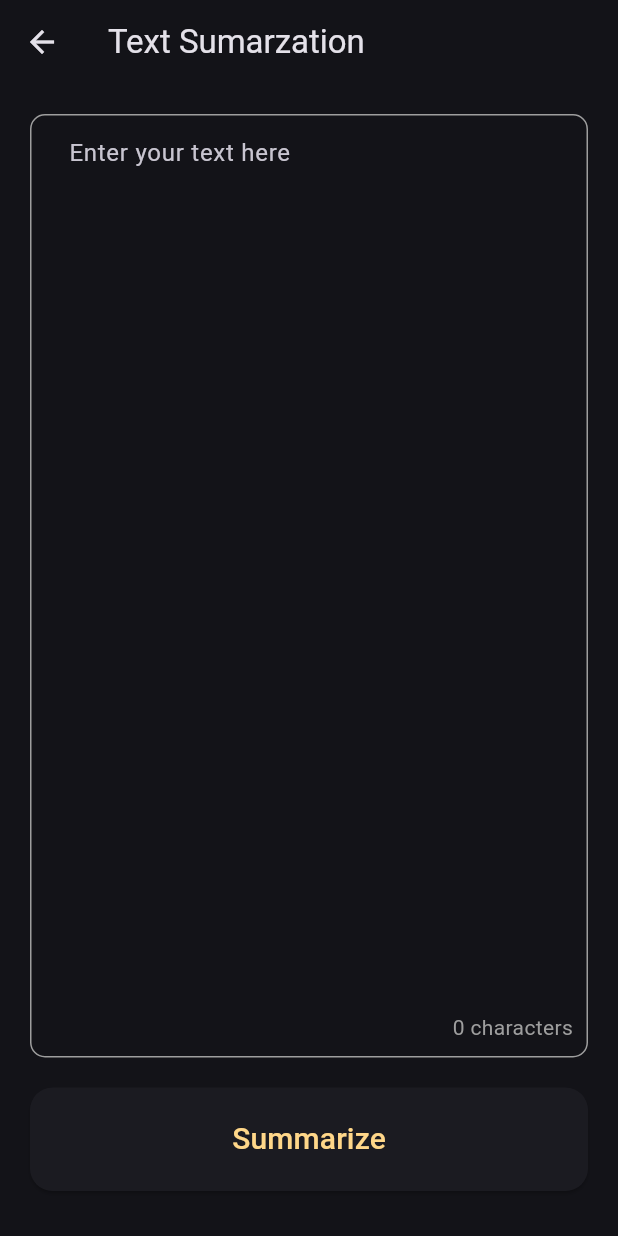
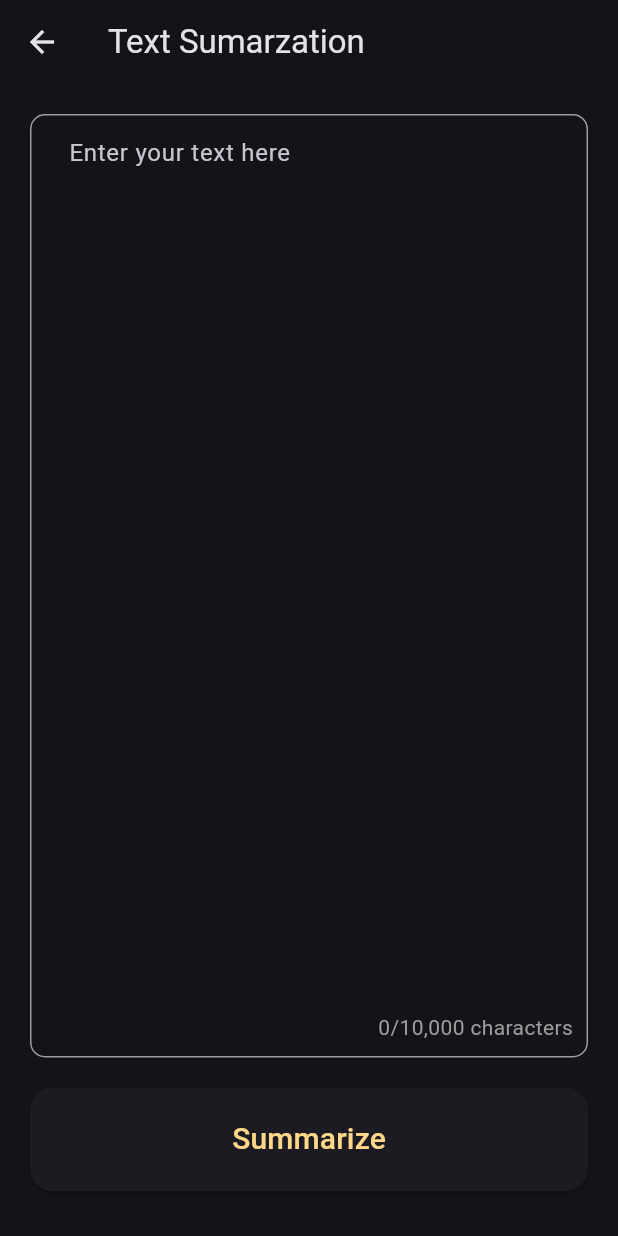
Before and after one commit to kai63001/SummarizeIt, a Flutter app: the TextSummaryPage screen opened directly, on a phone screen of 412 x 824 dp. Run offline on Flutter 3.47's test engine with Material 3 defaults, Android fonts, the light colour scheme and no system bars.

Commit message:
feat: update limit

```diff
--- a/flutter/lib/page/text_summary_page.dart
+++ b/flutter/lib/page/text_summary_page.dart
@@ -67,7 +67,7 @@
                     right: 10,
                     bottom: 10,
                     child: Text(
-                      '$_characterCount characters',
+                      '$_characterCount/10,000 characters',
                       style: const TextStyle(color: Colors.grey),
                     ),
                   ),
```
